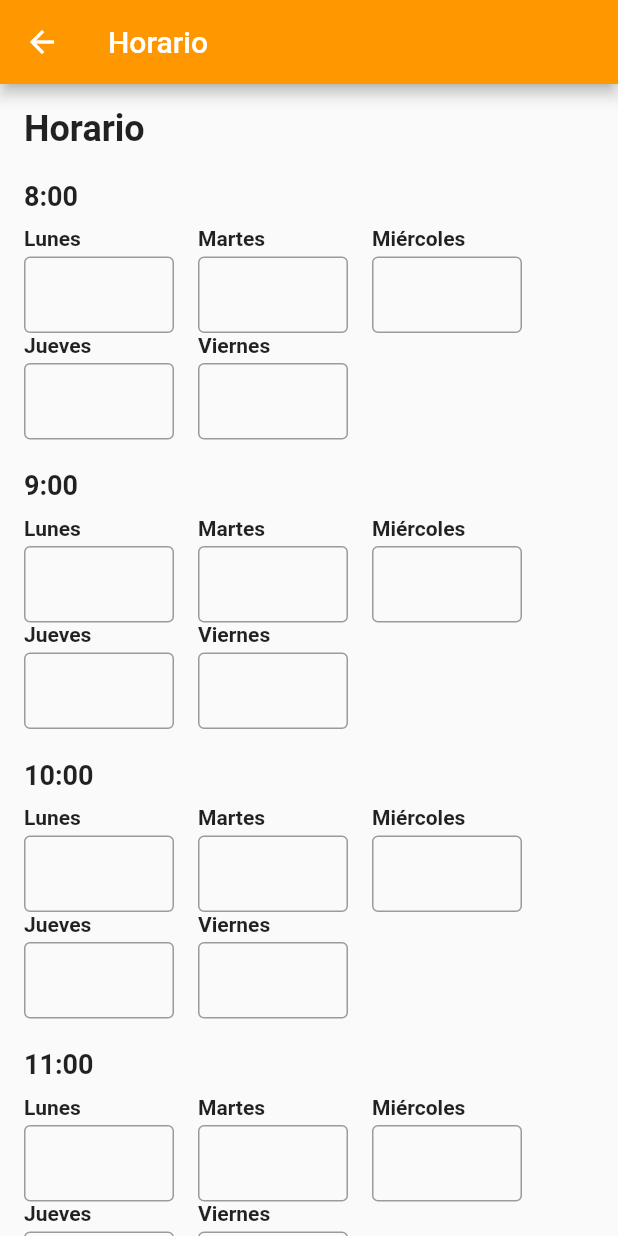
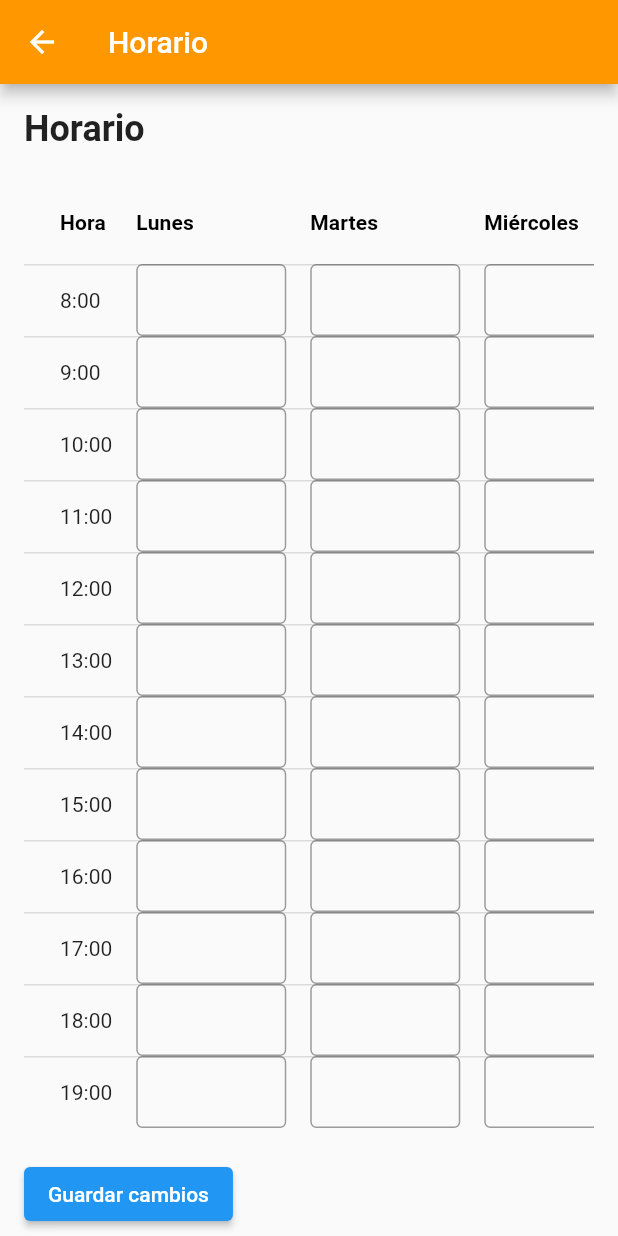
Before and after one commit to iancarcha/portalempleado, a Flutter app: the Horario screen opened directly, on a phone screen of 412 x 824 dp. Run offline on Flutter 3.47's test engine with Material 2 defaults, Android fonts, the phone set to English and light mode, and no system bars; our stand-ins replace cloud_firestore, firebase_auth, firebase_core, shared_preferences, table_calendar; accounts and stored records are empty.

Commit message:
Horario acabado vamos corajo, el perfil practicamente tmb.

```diff
--- a/lib/menu/Empleado.dart
+++ b/lib/menu/Empleado.dart
@@ -3,12 +3,16 @@ class Empleado {
   String apellidos;
   String email;
   String telefono;
+  String provincia;
+  String direccion;
 
   Empleado({
     required this.nombre,
     required this.apellidos,
     required this.email,
     required this.telefono,
+    required this.provincia,
+    required this.direccion,
   });
 
   void editarNombre(String nuevoNombre) {
@@ -26,4 +30,12 @@ class Empleado {
   void editarTelefono(String nuevoTelefono) {
     this.telefono = nuevoTelefono;
   }
+
+  void editarProvincia(String nuevoProvincia) {
+    this.provincia = nuevoProvincia;
+  }
+
+  void editarDireccion(String nuevoDireccion) {
+    this.direccion = nuevoDireccion;
+  }
 }
--- a/lib/menu/Horario.dart
+++ b/lib/menu/Horario.dart
@@ -1,5 +1,7 @@
+import 'dart:convert';
 import 'package:flutter/material.dart';
 import 'package:cloud_firestore/cloud_firestore.dart';
+import 'package:shared_preferences/shared_preferences.dart';
 
 class Horario extends StatefulWidget {
   const Horario({Key? key}) : super(key: key);
@@ -19,18 +21,30 @@ class _HorarioState extends State<Horario> {
     'Viernes': ['', '', '', '', '', '', '', '', '', '', '', ''],
   };
 
-  List<List<TextEditingController>> _controllers = [
-    [for (var i = 0; i < 12; i++) TextEditingController()],
-    [for (var i = 0; i < 12; i++) TextEditingController()],
-    [for (var i = 0; i < 12; i++) TextEditingController()],
-    [for (var i = 0; i < 12; i++) TextEditingController()],
-    [for (var i = 0; i < 12; i++) TextEditingController()],
-  ];
+  List<List<TextEditingController>> _controllers = List.generate(5, (_) => List.generate(12, (_) => TextEditingController()));
 
   @override
   void initState() {
     super.initState();
+    obtenerHorarioGuardado();
+  }
+
+  Future<void> obtenerHorarioGuardado() async {
+    SharedPreferences prefs = await SharedPreferences.getInstance();
+    final String horarioGuardado = prefs.getString('horario') ?? '';
+
+    if (horarioGuardado.isNotEmpty) {
+      setState(() {
+        _horario = Map<String, List<String>>.from((jsonDecode(horarioGuardado) as Map).map((key, value) => MapEntry(key, List<String>.from(value))));
+        for (var i = 0; i < 5; i++) {
+          for (var j = 0; j < 12; j++) {
+            _controllers[i][j].text = _horario[_diasSemana[i]]![j];
+          }
+        }
+      });
+    } else {
       obtenerHorarioActual();
+    }
   }
 
   Future<void> obtenerHorarioActual() async {
@@ -47,6 +61,23 @@ class _HorarioState extends State<Horario> {
         }
       });
     }
+  }
+
+  void borrarHorario() {
+    setState(() {
+      for (var i = 0; i < 5; i++) {
+        for (var j = 0; j < 12; j++) {
+          _controllers[i][j].text = '';
+        }
+      }
+      _horario = {
+        'Lunes': ['', '', '', '', '', '', '', '', '', '', '', ''],
+        'Martes': ['', '', '', '', '', '', '', '', '', '', '', ''],
+        'Miércoles': ['', '', '', '', '', '', '', '', '', '', '', ''],
+        'Jueves': ['', '', '', '', '', '', '', '', '', '', '', ''],
+        'Viernes': ['', '', '', '', '', '', '', '', '', '', '', ''],
+      };
+    });
   }
 
   @override
@@ -67,47 +98,56 @@ class _HorarioState extends State<Horario> {
                 style: TextStyle(fontSize: 24, fontWeight: FontWeight.bold),
               ),
               SizedBox(height: 20),
-              for (var hora = 8; hora < 20; hora++)
-                Column(
-                  crossAxisAlignment: CrossAxisAlignment.start,
-                  children: [
-                    Text(
-                      '$hora:00',
-                      style: TextStyle(fontSize: 18, fontWeight: FontWeight.bold),
+              SingleChildScrollView(
+                scrollDirection: Axis.horizontal,
+                child: DataTable(
+                  columnSpacing: 16,
+                  columns: [
+                    DataColumn(
+                      label: Text(
+                        'Hora',
+                        style: TextStyle(fontWeight: FontWeight.bold),
                       ),
-                    SizedBox(height: 10),
-                    Wrap(
-                      spacing: 16,
-                      children: [
+                    ),
                     for (var i = 0; i < 5; i++)
-                          Container(
-                            width: 100,
-                            child: Column(
-                              crossAxisAlignment: CrossAxisAlignment.start,
-                              children: [
-                                Text(
+                      DataColumn(
+                        label: Text(
                           _diasSemana[i],
                           style: TextStyle(fontWeight: FontWeight.bold),
                         ),
-                                SizedBox(height: 4),
-                                TextField(
+                      ),
+                  ],
+                  rows: [
+                    for (var hora = 8; hora < 20; hora++)
+                      DataRow(cells: [
+                        DataCell(
+                          Text('$hora:00'),
+                        ),
+                        for (var i = 0; i < 5; i++)
+                          DataCell(
+                            Container(
+                              width: 100,
+                              child: TextField(
                                 controller: _controllers[i][hora - 8],
                                 decoration: InputDecoration(
                                   border: OutlineInputBorder(),
                                   isDense: true,
                                 ),
                               ),
+                            ),
+                          ),
+                      ]),
                   ],
                 ),
               ),
-                      ],
-                    ),
               SizedBox(height: 20),
-                  ],
-                ),
               ElevatedButton(
                 onPressed: guardarCambios,
                 child: Text('Guardar cambios'),
+              ),
+              ElevatedButton(
+                onPressed: borrarHorario,
+                child: Text('Borrar horario'),
               ),
             ],
           ),
@@ -115,6 +155,7 @@ class _HorarioState extends State<Horario> {
       ),
     );
   }
+
 
   Future<void> guardarCambios() async {
     FirebaseFirestore firestore = FirebaseFirestore.instance;
@@ -133,10 +174,17 @@ class _HorarioState extends State<Horario> {
       ScaffoldMessenger.of(context).showSnackBar(
         SnackBar(content: Text('Horario guardado con éxito')),
       );
+
+      guardarHorarioEnSharedPreferences(jsonEncode(datosHorario));
     }).catchError((error) {
       ScaffoldMessenger.of(context).showSnackBar(
         SnackBar(content: Text('Error al guardar el horario')),
       );
     });
   }
+
+  Future<void> guardarHorarioEnSharedPreferences(String horario) async {
+    SharedPreferences prefs = await SharedPreferences.getInstance();
+    prefs.setString('horario', horario);
   }
+}
```
Also changed, not shown: lib/MyHomePage.dart (+8 -3 lines), lib/loginYregister/LoginPage.dart (+16 -5 lines), lib/menu/EmpleadoService.dart (deleted, +0 -31 lines), lib/menu/Perfil.dart (+83 -36 lines). Lines whose indentation alone changed are shown as unchanged.
